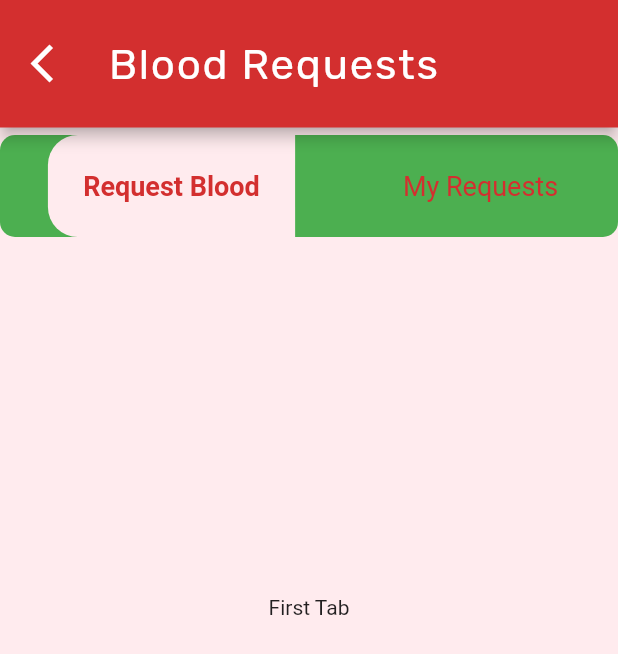
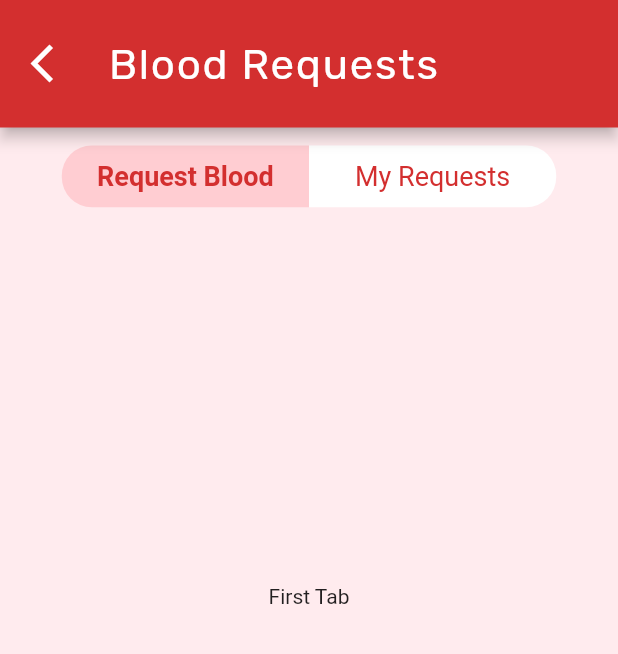
Before and after one commit to sidtuladhar/BloodNepal, a Flutter app: the Requests screen opened directly, on a phone screen of 412 x 824 dp. Shown: the top 654 px of the screen. Run offline on Flutter 3.47's test engine with Material 2 defaults, Android fonts, the phone set to English and light mode, and no system bars; our stand-ins replace fl_chart, flutter_spinkit, font_awesome_flutter, hive_flutter; missing offline and left inert: rounded_expansion_tile; accounts and stored records are empty.

Commit message:
- requests.dart bar works

```diff
--- a/lib/ui/home/requests.dart
+++ b/lib/ui/home/requests.dart
@@ -41,21 +41,23 @@ class _RequestsState extends State<Requests> {
       ),
       body: Column(
         children: <Widget>[
-          const SizedBox(height: 5),
-          Container(
+          Padding(
+            padding: const EdgeInsets.all(12.0),
+            child: Container(
+              width: MediaQuery.of(context).size.width * 1.2,
+              height: MediaQuery.of(context).size.height * .05,
               decoration: BoxDecoration(
-              color: Colors.green,
+                color: Colors.red[50],
                 borderRadius: BorderRadius.circular(10),
               ),
               child: Row(
-              mainAxisAlignment: MainAxisAlignment.spaceAround,
-              children: <Widget>[
+                mainAxisAlignment: MainAxisAlignment.center,
+                children: [
                   Container(
                     width: MediaQuery.of(context).size.width * .4,
-                  padding: const EdgeInsets.all(10),
                     decoration: BoxDecoration(
-                    color: selectedTab == 1 ? Colors.red[50] : Colors.white,
-                    borderRadius: BorderRadius.horizontal(
+                      color: selectedTab == 1 ? Colors.red[100] : Colors.white,
+                      borderRadius: const BorderRadius.horizontal(
                         left: Radius.circular(20),
                       ),
                     ),
@@ -66,7 +68,6 @@ class _RequestsState extends State<Requests> {
                           selectedText = "First Tab";
                         });
                       },
-                    child: Center(
                       child: Text(
                         "Request Blood",
                         style: TextStyle(
@@ -77,8 +78,15 @@ class _RequestsState extends State<Requests> {
                       ),
                     ),
                   ),
-                ),
-                TextButton(
+                  Container(
+                    width: MediaQuery.of(context).size.width * .4,
+                    decoration: BoxDecoration(
+                        color:
+                            selectedTab == 2 ? Colors.red[100] : Colors.white,
+                        borderRadius: const BorderRadius.horizontal(
+                          right: Radius.circular(20),
+                        )),
+                    child: TextButton(
                       onPressed: () {
                         setState(() {
                           selectedTab = 2;
@@ -94,7 +102,9 @@ class _RequestsState extends State<Requests> {
                                 : FontWeight.normal),
                       ),
                     ),
+                  ),
                 ],
+              ),
             ),
           ),
           SizedBox(
--- a/lib/ui/signup.dart
+++ b/lib/ui/signup.dart
@@ -202,7 +202,7 @@ class _SignupState extends State<Signup> {
                                   ),
                                 ),
                                 SizedBox(
-                                  width: 160,
+                                  width: 158,
                                   child: DropdownButtonFormField<String>(
                                     decoration: InputDecoration(
                                         prefixIcon: Icon(
```
Lines whose indentation alone changed are shown as unchanged.
